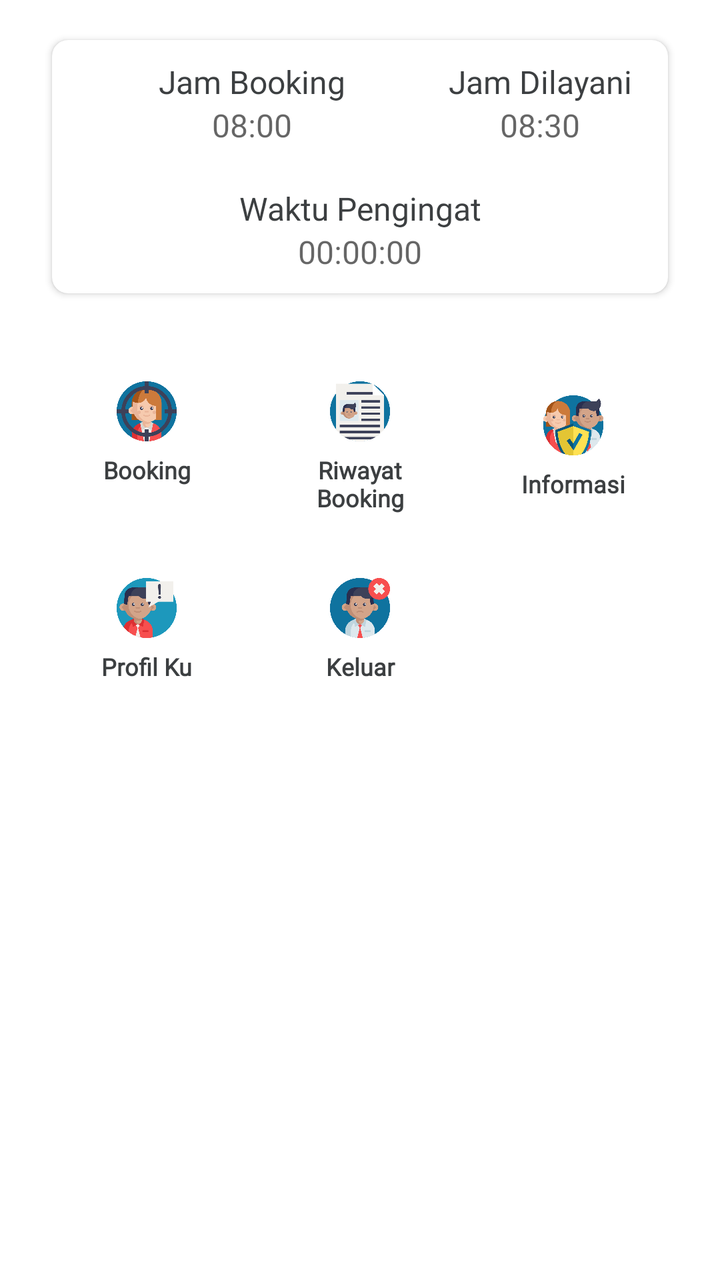
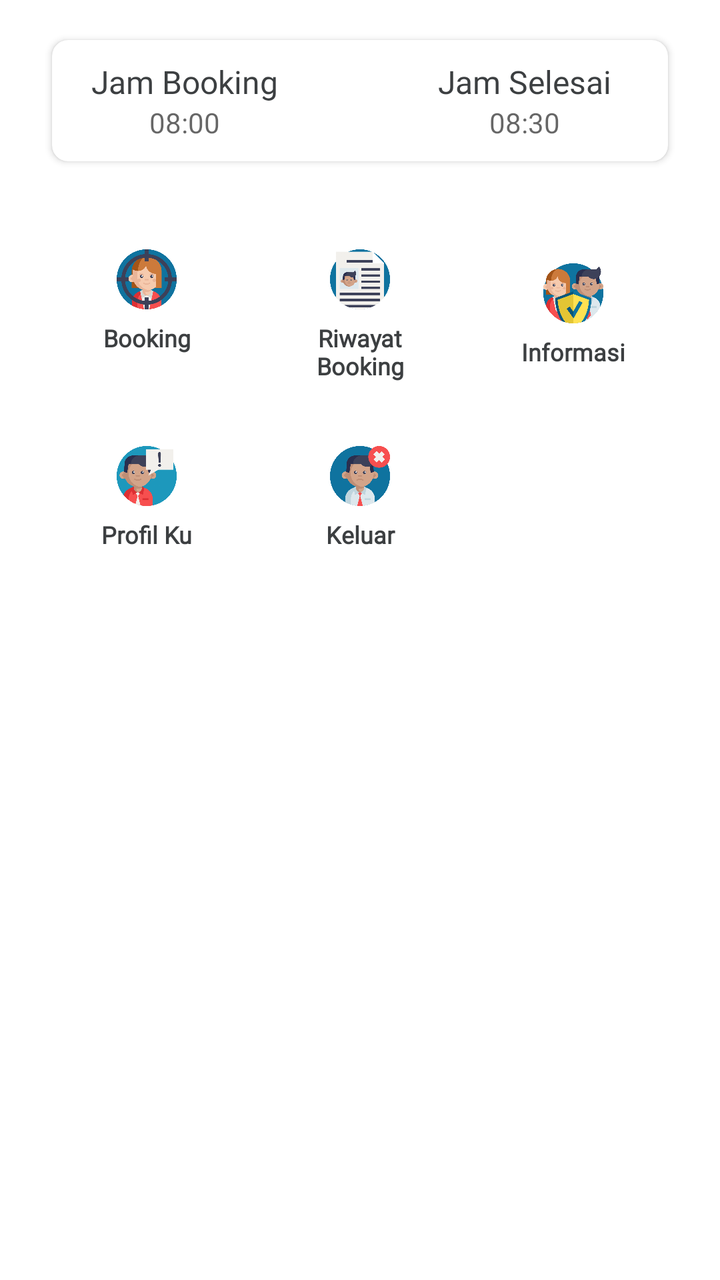

Compare the two renders of this Android layout. The source of the first and the diff that turns it into the second are given below.
<!-- AndroidManifest.xml: application theme AppTheme -->
<!-- res/layout/menu_utama_layout.xml -->
<?xml version="1.0" encoding="utf-8"?>
<LinearLayout xmlns:android="http://schemas.android.com/apk/res/android"
    xmlns:app="http://schemas.android.com/apk/res-auto"
    xmlns:tools="http://schemas.android.com/tools"
    android:id="@+id/bottom_sheet"
    android:layout_width="match_parent"
    android:layout_height="wrap_content"
    android:orientation="vertical"
    android:padding="10dp">

    <androidx.cardview.widget.CardView
        android:layout_width="match_parent"
        android:layout_height="wrap_content"
        android:layout_marginLeft="16dp"
        android:layout_marginTop="10dp"
        android:layout_marginRight="16dp"
        android:layout_marginBottom="@dimen/spacer_small"
        app:cardBackgroundColor="@android:color/white"
        app:cardCornerRadius="8dp">

        <LinearLayout
            android:id="@+id/linear_board_jam"
            android:layout_width="match_parent"
            android:layout_height="wrap_content"
            android:gravity="center_vertical|center_horizontal"
            android:orientation="vertical"
            android:padding="10dp">

            <LinearLayout
                android:layout_width="match_parent"
                android:layout_height="wrap_content"
                android:orientation="horizontal">

                <LinearLayout
                    android:layout_width="180dp"
                    android:layout_height="wrap_content"
                    android:layout_gravity="center_vertical"
                    android:gravity="center"
                    android:orientation="vertical">

                    <TextView
                        android:layout_width="match_parent"
                        android:layout_height="wrap_content"
                        android:fontFamily="@font/baloobhai_medium"
                        android:gravity="center_vertical|center_horizontal"
                        android:textColor="@color/black_main"
                        android:textSize="@dimen/text_normal"
                        android:text="@string/jam_booking" />

                    <TextView
                        android:id="@+id/tv_home_jam_booking"
                        android:layout_width="match_parent"
                        android:layout_height="wrap_content"
                        android:fontFamily="@font/baloobhaijan"
                        android:gravity="center_vertical|center_horizontal"
                        android:hint="@string/_08_00"
                        android:textColor="@color/black_main"
                        android:textSize="@dimen/text_normal" />

                </LinearLayout>

                <LinearLayout
                    android:layout_width="match_parent"
                    android:layout_height="wrap_content"
                    android:layout_gravity="center_vertical"
                    android:gravity="center"
                    android:orientation="vertical">

                    <TextView
                        android:layout_width="match_parent"
                        android:layout_height="wrap_content"
                        android:fontFamily="@font/baloobhai_medium"
                        android:gravity="center_vertical|center_horizontal"
                        android:textColor="@color/black_main"
                        android:textSize="@dimen/text_normal"
                        android:text="@string/jam_dilayani" />

                    <TextView
                        android:id="@+id/tv_home_jam_pelayanan"
                        android:layout_width="match_parent"
                        android:layout_height="wrap_content"
                        android:fontFamily="@font/baloobhaijan"
                        android:gravity="center_vertical|center_horizontal"
                        android:hint="@string/_08_30"
                        android:textColor="@color/black_main"
                        android:textSize="@dimen/text_normal" />

                </LinearLayout>

            </LinearLayout>

            <LinearLayout
                android:layout_width="match_parent"
                android:layout_height="wrap_content"
                android:gravity="center_horizontal|center_vertical"
                android:layout_marginTop="20dp"
                android:orientation="vertical">

                <TextView
                    android:layout_width="match_parent"
                    android:layout_height="wrap_content"
                    android:fontFamily="@font/baloobhai_medium"
                    android:gravity="center_vertical|center_horizontal"
                    android:textColor="@color/black_main"
                    android:textSize="@dimen/text_normal"
                    android:text="Waktu Pengingat" />

                <TextView
                    android:id="@+id/tv_countdown_service"
                    android:layout_width="match_parent"
                    android:layout_height="wrap_content"
                    android:fontFamily="@font/baloobhaijan"
                    android:gravity="center_vertical|center_horizontal"
                    android:hint="@string/_00_00_00"
                    android:textColor="@color/black_main"
                    android:textSize="@dimen/text_normal" />

            </LinearLayout>

        </LinearLayout>

    </androidx.cardview.widget.CardView>

    <LinearLayout
        android:layout_width="match_parent"
        android:layout_height="wrap_content"
        android:layout_marginStart="10dp"
        android:layout_marginTop="20dp"
        android:layout_marginEnd="10dp"
        android:fillViewport="true"
        android:orientation="vertical"
        app:layout_constraintBottom_toBottomOf="parent"
        app:layout_constraintEnd_toEndOf="parent"
        app:layout_constraintStart_toStartOf="parent"
        app:layout_constraintTop_toTopOf="parent">

        <LinearLayout
            android:layout_width="match_parent"
            android:layout_height="wrap_content"
            android:layout_gravity="center_vertical|center_horizontal"
            android:orientation="horizontal">

            <LinearLayout
                android:id="@+id/lr_booking"
                android:layout_width="wrap_content"
                android:layout_height="wrap_content"
                android:layout_weight="1"
                android:clickable="true"
                android:foreground="?android:attr/selectableItemBackground"
                android:orientation="vertical"
                android:padding="16dp"
                tools:ignore="UseCompoundDrawables">

                <ImageView
                    android:id="@+id/iv_booking"
                    android:layout_width="wrap_content"
                    android:layout_height="30dp"
                    android:layout_gravity="center_vertical|center_horizontal"
                    android:contentDescription="@string/todo"
                    app:srcCompat="@drawable/ic_location" />

                <TextView
                    android:id="@+id/tv_booking"
                    android:layout_width="match_parent"
                    android:layout_height="wrap_content"
                    android:fontFamily="@font/baloobhai_medium"
                    android:gravity="center_horizontal"
                    android:paddingTop="6dp"
                    android:text="@string/booking"
                    android:textAlignment="center"
                    android:textColor="@color/black_main"
                    android:textSize="12sp"
                    android:textStyle="bold" />

            </LinearLayout>

            <LinearLayout
                android:id="@+id/lr_riwayat"
                android:layout_width="wrap_content"
                android:layout_height="wrap_content"
                android:layout_gravity="center_vertical"
                android:layout_weight="1"
                android:clickable="true"
                android:foreground="?android:attr/selectableItemBackground"
                android:orientation="vertical"
                android:padding="16dp"
                tools:ignore="UseCompoundDrawables">

                <ImageView
                    android:id="@+id/iv_riwayat"
                    android:layout_width="wrap_content"
                    android:layout_height="30dp"
                    android:layout_gravity="center_vertical|center_horizontal"
                    android:contentDescription="@string/todo"
                    app:srcCompat="@drawable/ic_jadwal" />

                <TextView
                    android:id="@+id/tv_riwayat"
                    android:layout_width="match_parent"
                    android:layout_height="wrap_content"
                    android:fontFamily="@font/baloobhai_medium"
                    android:gravity="center_horizontal"
                    android:paddingTop="6dp"
                    android:text="@string/riwayat_booking"
                    android:textAlignment="center"
                    android:textColor="@color/black_main"
                    android:textSize="12sp"
                    android:textStyle="bold" />

            </LinearLayout>

            <LinearLayout
                android:id="@+id/lr_informasi"
                android:layout_width="wrap_content"
                android:layout_height="wrap_content"
                android:layout_gravity="center_vertical"
                android:layout_weight="1"
                android:clickable="true"
                android:foreground="?android:attr/selectableItemBackground"
                android:orientation="vertical"
                android:padding="16dp"
                tools:ignore="UseCompoundDrawables">

                <ImageView
                    android:id="@+id/iv_informasi"
                    android:layout_width="wrap_content"
                    android:layout_height="30dp"
                    android:layout_gravity="center_vertical|center_horizontal"
                    android:contentDescription="@string/todo"
                    app:srcCompat="@drawable/ic_information" />

                <TextView
                    android:id="@+id/tv_informasi"
                    android:layout_width="match_parent"
                    android:layout_height="wrap_content"
                    android:fontFamily="@font/baloobhai_medium"
                    android:gravity="center_horizontal"
                    android:paddingTop="6dp"
                    android:text="@string/informasi"
                    android:textAlignment="center"
                    android:textColor="@color/black_main"
                    android:textSize="12sp"
                    android:textStyle="bold" />

            </LinearLayout>

        </LinearLayout>

        <LinearLayout
            android:layout_width="match_parent"
            android:layout_height="match_parent"
            android:layout_gravity="center_horizontal|center_vertical"
            android:baselineAligned="false"
            android:visibility="visible"
            android:orientation="horizontal">

            <LinearLayout
                android:id="@+id/lr_profil"
                android:layout_width="wrap_content"
                android:layout_height="wrap_content"
                android:layout_weight="1"
                android:clickable="true"
                android:foreground="?android:attr/selectableItemBackground"
                android:orientation="vertical"
                android:padding="16dp">

                <ImageView
                    android:id="@+id/iv_profil"
                    android:layout_width="wrap_content"
                    android:layout_height="30dp"
                    android:layout_gravity="center_vertical|center_horizontal"
                    android:contentDescription="@string/todo"
                    app:srcCompat="@drawable/ic_profil_user" />

                <TextView
                    android:id="@+id/tv_profil"
                    android:layout_width="match_parent"
                    android:layout_height="wrap_content"
                    android:fontFamily="@font/baloobhai_medium"
                    android:gravity="center_horizontal"
                    android:paddingTop="6dp"
                    android:text="@string/profil_ku"
                    android:textAlignment="center"
                    android:textColor="@color/black_main"
                    android:textSize="12sp"
                    android:textStyle="bold"
                    tools:ignore="DuplicateIds" />
            </LinearLayout>

            <LinearLayout
                android:id="@+id/lr_logout"
                android:layout_width="wrap_content"
                android:layout_height="wrap_content"
                android:layout_gravity="center_vertical"
                android:layout_weight="1"
                android:clickable="true"
                android:foreground="?android:attr/selectableItemBackground"
                android:orientation="vertical"
                android:padding="16dp"
                tools:ignore="UseCompoundDrawables">

                <ImageView
                    android:id="@+id/iv_logout"
                    android:layout_width="wrap_content"
                    android:layout_height="30dp"
                    android:layout_gravity="center_vertical|center_horizontal"
                    android:contentDescription="@string/todo"
                    app:srcCompat="@drawable/ic_logout" />

                <TextView
                    android:id="@+id/tv_logout"
                    android:layout_width="match_parent"
                    android:layout_height="wrap_content"
                    android:fontFamily="@font/baloobhai_medium"
                    android:gravity="center_horizontal"
                    android:paddingTop="6dp"
                    android:text="@string/keluar"
                    android:textAlignment="center"
                    android:textColor="@color/black_main"
                    android:textSize="12sp"
                    android:textStyle="bold" />

            </LinearLayout>

            <LinearLayout
                android:id="@+id/lr_izin"
                android:layout_width="wrap_content"
                android:layout_height="wrap_content"
                android:layout_weight="1"
                android:clickable="true"
                android:foreground="?android:attr/selectableItemBackground"
                android:orientation="vertical"
                android:visibility="invisible"
                android:padding="16dp">

                <ImageView
                    android:id="@+id/iv_izin"
                    android:layout_width="wrap_content"
                    android:layout_height="30dp"
                    android:layout_gravity="center_vertical|center_horizontal"
                    android:contentDescription="@string/todo"
                    app:srcCompat="@drawable/ic_logout" />

                <TextView
                    android:id="@+id/tv_izin"
                    android:layout_width="match_parent"
                    android:layout_height="wrap_content"
                    android:fontFamily="@font/baloobhai_medium"
                    android:gravity="center_horizontal"
                    android:paddingTop="6dp"
                    android:text="@string/ajukan_izin"
                    android:textAlignment="center"
                    android:textColor="@color/black_main"
                    android:textSize="12sp"
                    android:textStyle="bold"
                    tools:ignore="DuplicateIds" />
            </LinearLayout>

        </LinearLayout>

    </LinearLayout>

</LinearLayout>
<!-- resources referenced by this layout -->
<resources>
  <color name="black_main">#3C3F41</color>
  <dimen name="spacer_small">8dp</dimen>
  <dimen name="text_normal">16sp</dimen>
  <!-- drawable ic_information: png bitmap (drawable, 82276 bytes) -->
  <!-- drawable ic_jadwal: png bitmap (drawable, 36319 bytes) -->
  <!-- drawable ic_location: png bitmap (drawable, 75896 bytes) -->
  <!-- drawable ic_logout: png bitmap (drawable, 61198 bytes) -->
  <!-- drawable ic_profil_user: png bitmap (drawable, 56304 bytes) -->
  <string name="_00_00_00">00:00:00</string>
  <string name="_08_00">08:00</string>
  <string name="_08_30">08:30</string>
  <string name="ajukan_izin">Ajukan Izin</string>
  <string name="booking">Booking</string>
  <string name="informasi">Informasi</string>
  <string name="jam_booking">Jam Booking</string>
  <string name="jam_dilayani">Jam Dilayani</string>
  <string name="keluar">Keluar</string>
  <string name="profil_ku">Profil Ku</string>
  <string name="riwayat_booking">Riwayat Booking</string>
  <string name="todo">TODO</string>
  <style name="AppTheme" parent="Theme.MaterialComponents.Light.NoActionBar">
          <item name="colorPrimary">@color/colorPrimary</item>
          <item name="colorPrimaryDark">@color/colorPrimaryDark</item>
          <item name="colorAccent">@color/colorAccents</item>
      </style>
  <color name="colorPrimary">#53B175</color>
  <color name="colorPrimaryDark">#29603D</color>
  <color name="colorAccents">#CDDC39</color>
</resources>

<!-- the commit's change to res/layout/menu_utama_layout.xml (unified diff, before → after) -->
@@ -22,6 +22,7 @@
             android:id="@+id/linear_board_jam"
             android:layout_width="match_parent"
             android:layout_height="wrap_content"
+            android:layout_gravity="center_horizontal|center_vertical"
             android:gravity="center_vertical|center_horizontal"
             android:orientation="vertical"
             android:padding="10dp">
@@ -29,10 +30,12 @@
             <LinearLayout
                 android:layout_width="match_parent"
                 android:layout_height="wrap_content"
+                android:layout_gravity="center_vertical|center_horizontal"
+                android:gravity="center_vertical|center_horizontal"
                 android:orientation="horizontal">
 
                 <LinearLayout
-                    android:layout_width="180dp"
+                    android:layout_width="165dp"
                     android:layout_height="wrap_content"
                     android:layout_gravity="center_vertical"
                     android:gravity="center"
@@ -55,12 +58,12 @@
                         android:gravity="center_vertical|center_horizontal"
                         android:hint="@string/_08_00"
                         android:textColor="@color/black_main"
-                        android:textSize="@dimen/text_normal" />
+                        android:textSize="@dimen/text_xNormal" />
 
                 </LinearLayout>
 
                 <LinearLayout
-                    android:layout_width="match_parent"
+                    android:layout_width="175dp"
                     android:layout_height="wrap_content"
                     android:layout_gravity="center_vertical"
                     android:gravity="center"
@@ -73,7 +76,7 @@
                         android:gravity="center_vertical|center_horizontal"
                         android:textColor="@color/black_main"
                         android:textSize="@dimen/text_normal"
-                        android:text="@string/jam_dilayani" />
+                        android:text="@string/jam_selesai" />
 
                     <TextView
                         android:id="@+id/tv_home_jam_pelayanan"
@@ -83,37 +86,9 @@
                         android:gravity="center_vertical|center_horizontal"
                         android:hint="@string/_08_30"
                         android:textColor="@color/black_main"
-                        android:textSize="@dimen/text_normal" />
+                        android:textSize="@dimen/text_xNormal" />
 
                 </LinearLayout>
-
-            </LinearLayout>
-
-            <LinearLayout
-                android:layout_width="match_parent"
-                android:layout_height="wrap_content"
-                android:gravity="center_horizontal|center_vertical"
-                android:layout_marginTop="20dp"
-                android:orientation="vertical">
-
-                <TextView
-                    android:layout_width="match_parent"
-                    android:layout_height="wrap_content"
-                    android:fontFamily="@font/baloobhai_medium"
-                    android:gravity="center_vertical|center_horizontal"
-                    android:textColor="@color/black_main"
-                    android:textSize="@dimen/text_normal"
-                    android:text="Waktu Pengingat" />
-
-                <TextView
-                    android:id="@+id/tv_countdown_service"
-                    android:layout_width="match_parent"
-                    android:layout_height="wrap_content"
-                    android:fontFamily="@font/baloobhaijan"
-                    android:gravity="center_vertical|center_horizontal"
-                    android:hint="@string/_00_00_00"
-                    android:textColor="@color/black_main"
-                    android:textSize="@dimen/text_normal" />
 
             </LinearLayout>
 
<!-- resource entries referenced after the edit -->
@@ -3,19 +3,19 @@
   <color name="black_main">#3C3F41</color>
   <dimen name="spacer_small">8dp</dimen>
   <dimen name="text_normal">16sp</dimen>
+  <dimen name="text_xNormal">14sp</dimen>
   <!-- drawable ic_information: png bitmap (drawable, 82276 bytes) -->
   <!-- drawable ic_jadwal: png bitmap (drawable, 36319 bytes) -->
   <!-- drawable ic_location: png bitmap (drawable, 75896 bytes) -->
   <!-- drawable ic_logout: png bitmap (drawable, 61198 bytes) -->
   <!-- drawable ic_profil_user: png bitmap (drawable, 56304 bytes) -->
-  <string name="_00_00_00">00:00:00</string>
   <string name="_08_00">08:00</string>
   <string name="_08_30">08:30</string>
   <string name="ajukan_izin">Ajukan Izin</string>
   <string name="booking">Booking</string>
   <string name="informasi">Informasi</string>
   <string name="jam_booking">Jam Booking</string>
-  <string name="jam_dilayani">Jam Dilayani</string>
+  <string name="jam_selesai">Jam Selesai</string>
   <string name="keluar">Keluar</string>
   <string name="profil_ku">Profil Ku</string>
   <string name="riwayat_booking">Riwayat Booking</string>
